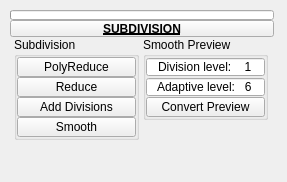
Above: ui/level_3/subdivision.ui from m3trik/Scripts_portable before the change. Below: the same form after it.
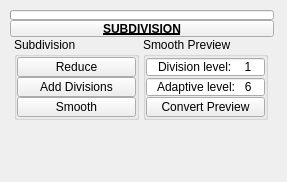
That is the form after the change. Custom widgets are drawn as their Qt base class.

Patch:
```diff
--- a/ui/level_3/subdivision.ui
+++ b/ui/level_3/subdivision.ui
@@ -119,37 +119,6 @@
             <property name="bottomMargin">
              <number>0</number>
             </property>
-            <item>
-             <widget class="QPushButton" name="b004">
-              <property name="enabled">
-               <bool>true</bool>
-              </property>
-              <property name="minimumSize">
-               <size>
-                <width>0</width>
-                <height>20</height>
-               </size>
-              </property>
-              <property name="maximumSize">
-               <size>
-                <width>999</width>
-                <height>20</height>
-               </size>
-              </property>
-              <property name="toolTip">
-               <string>Simplify a polygonal object by reducing geometry while preserving the overall shape of the mesh.</string>
-              </property>
-              <property name="text">
-               <string>PolyReduce</string>
-              </property>
-              <property name="iconSize">
-               <size>
-                <width>18</width>
-                <height>18</height>
-               </size>
-              </property>
-             </widget>
-            </item>
             <item>
              <widget class="QPushButton" name="b005">
               <property name="enabled">
```
